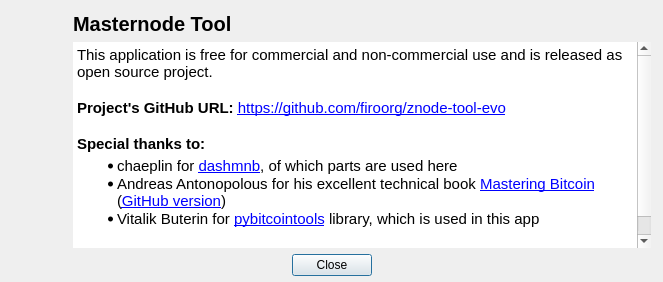
Before: the Qt Designer form src/ui/ui_about_dlg.ui in firoorg/firo-masternode-tool, drawn with Qt 5.
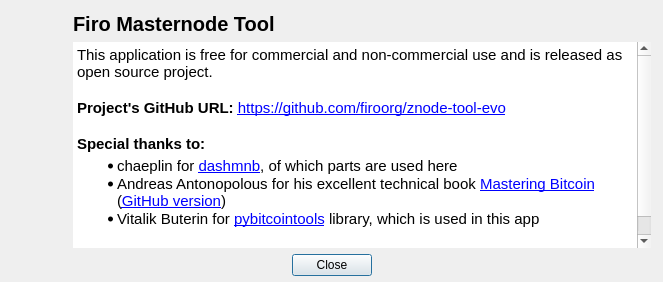
After: the same form once the commit is applied.

```diff
--- a/src/ui/ui_about_dlg.ui
+++ b/src/ui/ui_about_dlg.ui
@@ -110,7 +110,7 @@
            </font>
           </property>
           <property name="text">
-           <string>Masternode Tool</string>
+           <string>Firo Masternode Tool</string>
           </property>
          </widget>
         </item>
```
